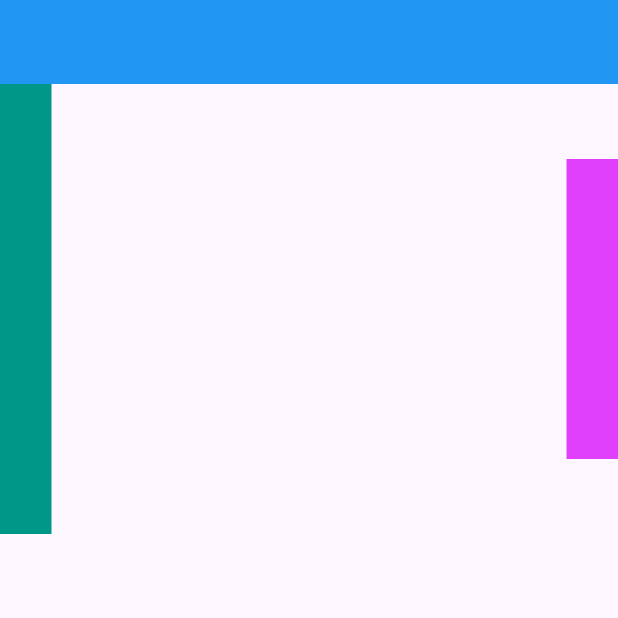
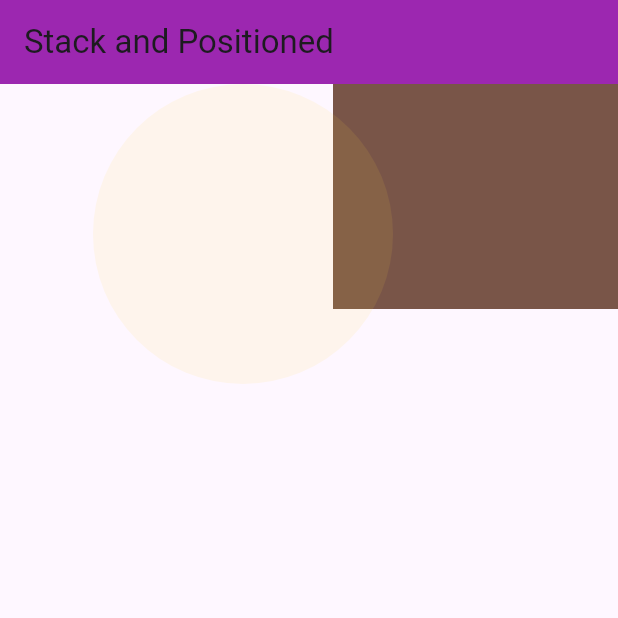
Before and after one commit to AHMEDRAZA105/Flutter-Basic-to-Advance, a Flutter app: the screen it shows after launch, on a phone screen of 412 x 824 dp, the top half of it. Run offline on Flutter 3.47's test engine with Material 3 defaults, Android fonts, the phone set to English and light mode, and no system bars.

Commit message:
Stack and Positioned

```diff
--- /dev/null
+++ b/lib/Screens/Stack&Positioned.dart
@@ -0,0 +1,56 @@
+import 'package:flutter/material.dart';
+class StackPositioned extends StatelessWidget{
+  const StackPositioned({super.key});
+  @override
+  Widget build(BuildContext context){
+    return Scaffold(
+      appBar: AppBar(
+        backgroundColor: Colors.purple,
+        title: Text("Stack and Positioned"),
+      ),
+//Stack show things in form of stack
+      body: Stack(
+        children: [
+          //Positioned set the positioned of widget
+           Positioned(
+             //top: 0,
+             //left: 0,
+             //bottom: 0,
+             right: -10,
+
+             child: Container(
+               color: Colors.brown,
+               height: 150,
+               width: 200,
+             ),
+           ),
+          Positioned(
+              top: 0,
+              right: 0,
+              child: Container(
+          decoration: BoxDecoration(
+            shape: BoxShape.circle,
+            color: Colors.amberAccent.withAlpha(25),
+
+          ),
+            height: 200,
+            width: 500,
+          )
+          )
+          // Container(
+          //   color: Colors.tealAccent,
+          //   height: 300,
+          //   width: 400,
+          // ),
+          // Container(
+          //   color: Colors.blueAccent,
+          //   height: 50,
+          //   width: 600,
+          // ),
+
+
+        ],
+      ),
+    );
+  }
+}
--- a/lib/main.dart
+++ b/lib/main.dart
@@ -11,6 +11,7 @@ import 'Screens/Column&Row explanation.dart';
 import 'Screens/Container Explain.dart';
 import 'Screens/List_View&List_Style.dart';
 import 'Screens/Responsive_layouts.dart';
+import 'Screens/Stack&Positioned.dart';
 import 'Screens/Text_Fiels&Form basics.dart';
 void main(){
 runApp(
@@ -37,7 +38,8 @@ Widget build(BuildContext context){
     //home: HomeScreen(),
   //home: TextWidget(),
     //home of image widget
-    home:  ResponsiveLayouts(),
+    home:
+    StackPositioned (),
   );
 }
 }
```
